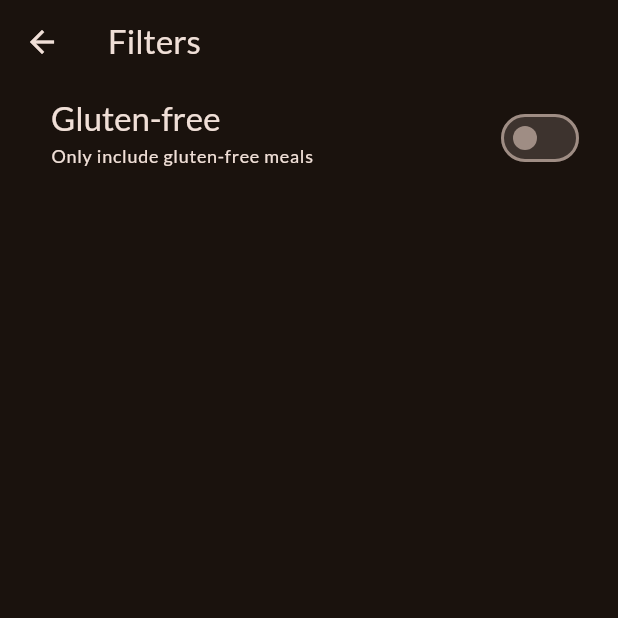
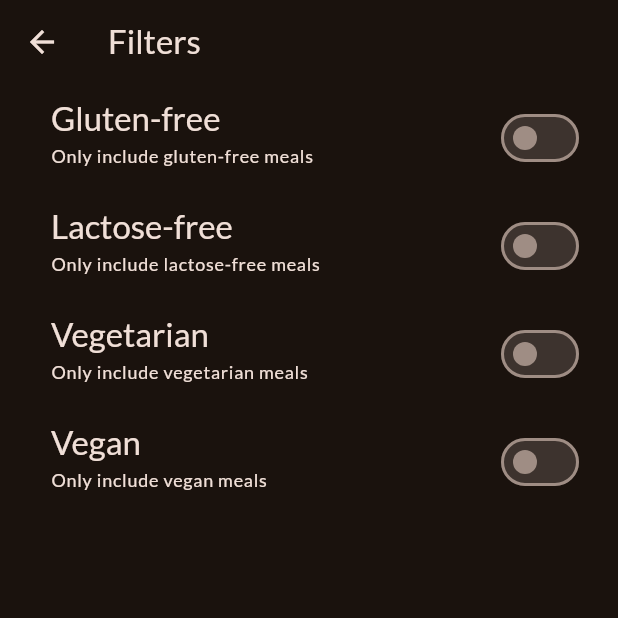
Before and after one commit to bhimz/flutterdemo, a Flutter app: the FilterScreen screen opened directly, on a phone screen of 412 x 824 dp, the top half of it. Run offline on Flutter 3.47's test engine with Material 3 defaults, Android fonts, the phone set to English and light mode, and no system bars; our stand-ins replace google_fonts, transparent_image.

Commit message:
add more filters

```diff
--- a/lib/screen/filters.dart
+++ b/lib/screen/filters.dart
@@ -9,6 +9,9 @@ class FilterScreen extends StatefulWidget {
 
 class _FilterScreenState extends State<FilterScreen> {
   var _glutenFree = false;
+  var _lactoseFree = false;
+  var _vegetarian = false;
+  var _vegan = false;
 
   @override
   Widget build(BuildContext context) {
@@ -41,6 +44,76 @@ class _FilterScreenState extends State<FilterScreen> {
             activeColor: Theme.of(context).colorScheme.tertiary,
             contentPadding: const EdgeInsets.only(left: 34, right: 22),
           ),
+          SwitchListTile(
+            value: _lactoseFree,
+            onChanged: (isChecked) {
+              setState(() {
+                _lactoseFree = isChecked;
+              });
+
+            },
+            title: Text(
+              "Lactose-free",
+              style: Theme.of(context).textTheme.titleLarge!.copyWith(
+                    color: Theme.of(context).colorScheme.onSurface,
+                  ),
+            ),
+            subtitle: Text(
+              "Only include lactose-free meals",
+              style: Theme.of(context).textTheme.labelMedium!.copyWith(
+                    color: Theme.of(context).colorScheme.onSurface,
+                  ),
+            ),
+            activeColor: Theme.of(context).colorScheme.tertiary,
+            contentPadding: const EdgeInsets.only(left: 34, right: 22),
+          ),
+
+          SwitchListTile(
+            value: _vegetarian,
+            onChanged: (isChecked) {
+              setState(() {
+                _vegetarian = isChecked;
+              });
+
+            },
+            title: Text(
+              "Vegetarian",
+              style: Theme.of(context).textTheme.titleLarge!.copyWith(
+                    color: Theme.of(context).colorScheme.onSurface,
+                  ),
+            ),
+            subtitle: Text(
+              "Only include vegetarian meals",
+              style: Theme.of(context).textTheme.labelMedium!.copyWith(
+                    color: Theme.of(context).colorScheme.onSurface,
+                  ),
+            ),
+            activeColor: Theme.of(context).colorScheme.tertiary,
+            contentPadding: const EdgeInsets.only(left: 34, right: 22),
+          ),
+          SwitchListTile(
+            value: _vegan,
+            onChanged: (isChecked) {
+              setState(() {
+                _vegan = isChecked;
+              });
+
+            },
+            title: Text(
+              "Vegan",
+              style: Theme.of(context).textTheme.titleLarge!.copyWith(
+                    color: Theme.of(context).colorScheme.onSurface,
+                  ),
+            ),
+            subtitle: Text(
+              "Only include vegan meals",
+              style: Theme.of(context).textTheme.labelMedium!.copyWith(
+                    color: Theme.of(context).colorScheme.onSurface,
+                  ),
+            ),
+            activeColor: Theme.of(context).colorScheme.tertiary,
+            contentPadding: const EdgeInsets.only(left: 34, right: 22),
+          ),
         ],
       ),
     );
```
